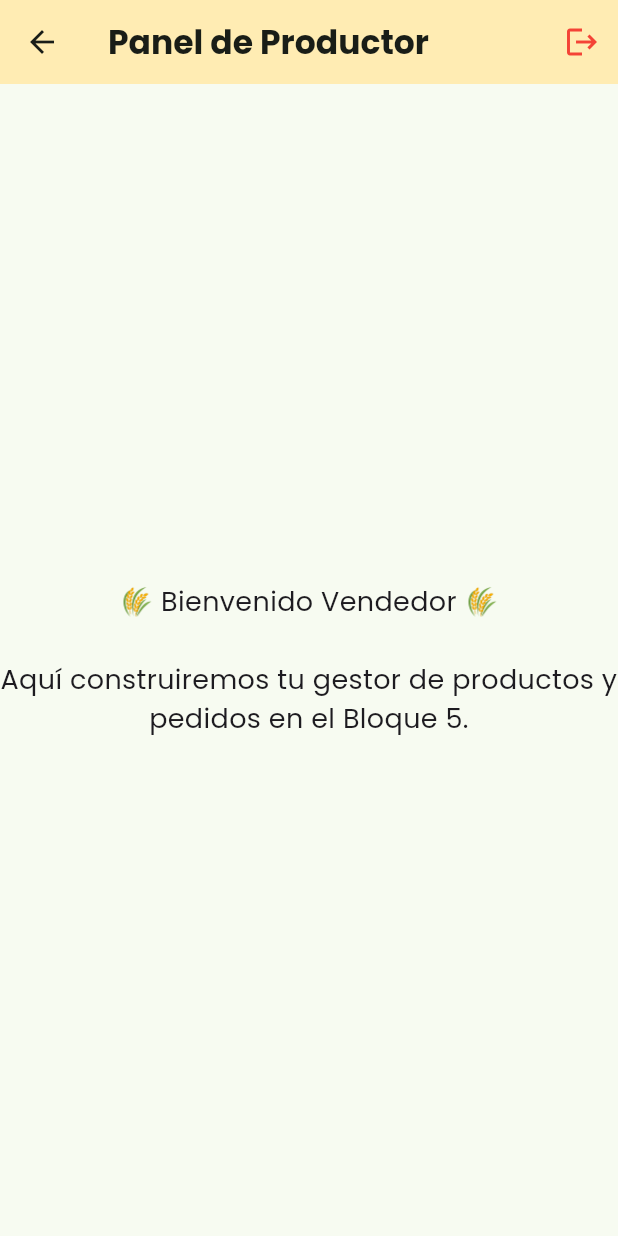
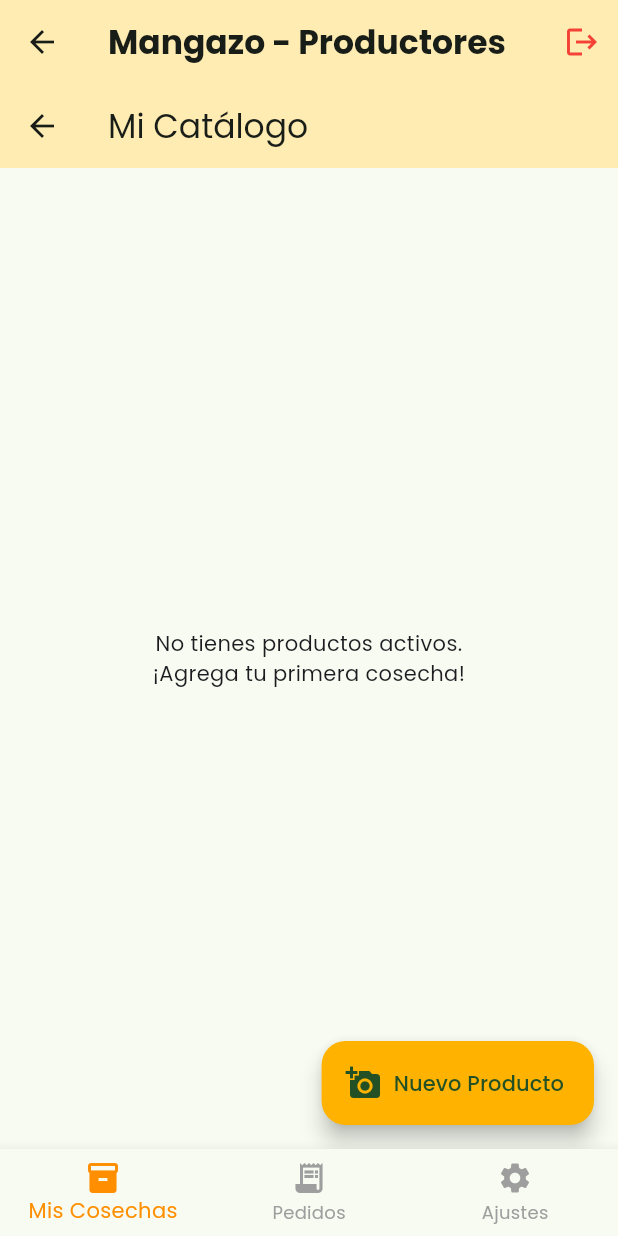
Before and after one commit to Kiro464/Team-Mangazo, a Flutter app: the SellerMainScreen screen opened directly, on a phone screen of 412 x 824 dp. Run offline on Flutter 3.47's test engine with Material 3 defaults, Android fonts, the light colour scheme and no system bars; our stand-ins replace google_fonts, shared_preferences, youtube_player_flutter; accounts and stored records are empty; network calls fail.

Commit message:
feat: implementa Tablero del Vendedor con gestión de catálogo propio y visualización de pedidos recibidos

```diff
--- a/frontend/lib/screens/seller_main_screen.dart
+++ b/frontend/lib/screens/seller_main_screen.dart
@@ -1,33 +1,62 @@
 import 'package:flutter/material.dart';
+import 'seller_products_screen.dart';
+import 'seller_orders_screen.dart';
+import 'settings_screen.dart'; // Reutilizamos esta pantalla
 import 'package:provider/provider.dart';
 import '../providers/auth_provider.dart';
 
-class SellerMainScreen extends StatelessWidget {
+class SellerMainScreen extends StatefulWidget {
   const SellerMainScreen({super.key});
+
+  @override
+  State<SellerMainScreen> createState() => _SellerMainScreenState();
+}
+
+class _SellerMainScreenState extends State<SellerMainScreen> {
+  int _currentIndex = 0;
+
+  final List<Widget> _screens = [
+    const SellerProductsScreen(),
+    const SellerOrdersScreen(),
+    const SettingsScreen(), // Reutilizamos tu pantalla de configuración
+  ];
 
   @override
   Widget build(BuildContext context) {
     return Scaffold(
       appBar: AppBar(
         title: const Text(
-          'Panel de Productor',
+          'Mangazo - Productores',
           style: TextStyle(fontWeight: FontWeight.bold),
         ),
         backgroundColor: Colors.amber.shade100,
         actions: [
           IconButton(
             icon: const Icon(Icons.logout, color: Colors.red),
+            tooltip: 'Cerrar Sesión',
             onPressed: () =>
                 Provider.of<AuthProvider>(context, listen: false).logout(),
           ),
         ],
       ),
-      body: const Center(
-        child: Text(
-          '🌾 Bienvenido Vendedor 🌾\n\nAquí construiremos tu gestor de productos y pedidos en el Bloque 5.',
-          textAlign: TextAlign.center,
-          style: TextStyle(fontSize: 18),
-        ),
+      body: _screens[_currentIndex],
+      bottomNavigationBar: BottomNavigationBar(
+        currentIndex: _currentIndex,
+        onTap: (index) => setState(() => _currentIndex = index),
+        selectedItemColor: Colors.amber.shade800,
+        unselectedItemColor: Colors.grey,
+        elevation: 8,
+        items: const [
+          BottomNavigationBarItem(
+            icon: Icon(Icons.inventory),
+            label: 'Mis Cosechas',
+          ),
+          BottomNavigationBarItem(
+            icon: Icon(Icons.receipt_long),
+            label: 'Pedidos',
+          ),
+          BottomNavigationBarItem(icon: Icon(Icons.settings), label: 'Ajustes'),
+        ],
       ),
     );
   }
--- /dev/null
+++ b/frontend/lib/screens/seller_products_screen.dart
@@ -0,0 +1,120 @@
+import 'package:flutter/material.dart';
+import '../models/producto.dart';
+import '../models/vendedor.dart';
+import '../services/producto_service.dart';
+import '../services/auth_service.dart';
+
+// import 'add_product_screen.dart'; // Lo usaremos en el siguiente paso
+
+class SellerProductsScreen extends StatefulWidget {
+  const SellerProductsScreen({super.key});
+
+  @override
+  State<SellerProductsScreen> createState() => _SellerProductsScreenState();
+}
+
+class _SellerProductsScreenState extends State<SellerProductsScreen> {
+  final ProductoService _productoService = ProductoService();
+  List<Producto> _misProductos = [];
+  bool _isLoading = true;
+
+  @override
+  void initState() {
+    super.initState();
+    _cargarMisProductos();
+  }
+
+  Future<void> _cargarMisProductos() async {
+    setState(() => _isLoading = true);
+    Vendedor? miPerfil = await AuthService().getCurrentUser();
+
+    if (miPerfil != null) {
+      final todos = await _productoService.getProductos();
+      // Filtramos solo los productos donde el vendedorId coincida con mi ID
+      _misProductos = todos.where((p) => p.vendedorId == miPerfil.id).toList();
+    }
+    setState(() => _isLoading = false);
+  }
+
+  @override
+  Widget build(BuildContext context) {
+    return Scaffold(
+      appBar: AppBar(
+        title: const Text('Mi Catálogo'),
+        backgroundColor: Colors.amber.shade100,
+      ),
+      body: _isLoading
+          ? const Center(child: CircularProgressIndicator())
+          : RefreshIndicator(
+              onRefresh: _cargarMisProductos,
+              child: _misProductos.isEmpty
+                  ? const Center(
+                      child: Text(
+                        'No tienes productos activos.\n¡Agrega tu primera cosecha!',
+                        textAlign: TextAlign.center,
+                      ),
+                    )
+                  : ListView.builder(
+                      itemCount: _misProductos.length,
+                      itemBuilder: (context, index) {
+                        final p = _misProductos[index];
+                        return Card(
+                          margin: const EdgeInsets.symmetric(
+                            horizontal: 16,
+                            vertical: 8,
+                          ),
+                          child: ListTile(
+                            leading: p.imagen != null
+                                ? Image.network(
+                                    p.imagen!,
+                                    width: 50,
+                                    height: 50,
+                                    fit: BoxFit.cover,
+                                  )
+                                : const Icon(Icons.image, size: 50),
+                            title: Text(
+                              p.nombre,
+                              style: const TextStyle(
+                                fontWeight: FontWeight.bold,
+                              ),
+                            ),
+                            subtitle: Text(
+                              'C\$ ${p.precioReferencial} • ${p.categoriaNombre}',
+                            ),
+                            trailing: IconButton(
+                              icon: const Icon(
+                                Icons.edit,
+                                color: Colors.blueGrey,
+                              ),
+                              onPressed: () {
+                                ScaffoldMessenger.of(context).showSnackBar(
+                                  const SnackBar(
+                                    content: Text(
+                                      'Edición disponible en fase 2',
+                                    ),
+                                  ),
+                                );
+                              },
+                            ),
+                          ),
+                        );
+                      },
+                    ),
+            ),
+      // Botón flotante para agregar producto
+      floatingActionButton: FloatingActionButton.extended(
+        onPressed: () {
+          // Navigator.push(context, MaterialPageRoute(builder: (context) => const AddProductScreen())).then((_) => _cargarMisProductos());
+          ScaffoldMessenger.of(context).showSnackBar(
+            const SnackBar(
+              content: Text('Abriendo cámara... (Siguiente paso)'),
+            ),
+          );
+        },
+        backgroundColor: Colors.amber.shade600,
+        icon: const Icon(Icons.add_a_photo),
+        label: const Text('Nuevo Producto'),
+      ),
+    );
+  }
+}
--- a/frontend/pubspec.yaml
+++ b/frontend/pubspec.yaml
@@ -42,6 +42,7 @@
   url_launcher: ^6.2.5            # Para abrir WhatsApp
   youtube_player_flutter: ^10.0.1  # Para reproducir los videos
   google_fonts: ^6.2.1            # Tipografías rápidas
+  image_picker: ^1.1.2     # <-- NUEVO: Para tomar fotos de los productos
 
 dev_dependencies:
   flutter_test:
```
Also changed, not shown: frontend/lib/screens/seller_orders_screen.dart (added, +113 -0 lines), frontend/pubspec.lock, 5 other files.
